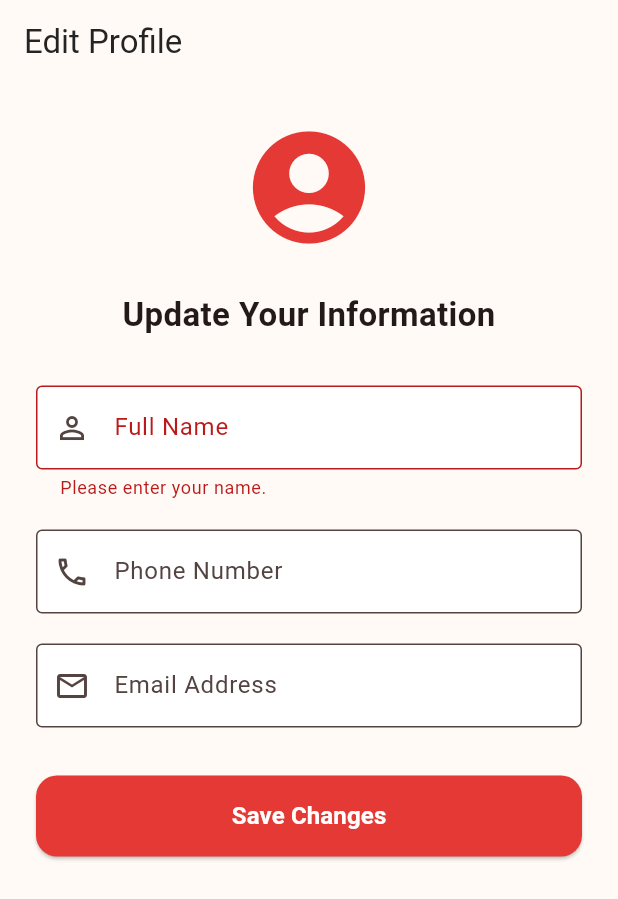
After one commit to AshrafulAlamAkif/PizzaMine-Full-Firebase-, a Flutter app: the EditProfileScreen screen opened by its route, after a tap on "Save Changes", on a phone screen of 412 x 824 dp. The commit adds this screen. Shown: the top 899 px of the screen. Run offline on Flutter 3.47's test engine with Material 3 defaults, Android fonts, the phone set to English and light mode, and no system bars; our stand-ins replace cloud_firestore, device_info_plus, firebase_auth, firebase_core, flutter_riverpod, go_router and 1 more; accounts and stored records are empty.

Commit message:
Customer Profile Update functionality

```diff
--- a/lib/app/router.dart
+++ b/lib/app/router.dart
@@ -4,6 +4,7 @@ import 'package:go_router/go_router.dart';
 import '../features/splash/splash_screen.dart';
 import '../features/auth/auth_screen.dart';
 import '../features/home/home_screen.dart';
+import '../features/customer/edit_profile_screen.dart';
 
 final GoRouter appRouter = GoRouter(
   initialLocation: '/',
@@ -26,5 +27,9 @@ final GoRouter appRouter = GoRouter(
       path: '/home',
       builder: (context, state) => const HomeScreen(),
     ),
+    GoRoute(
+      path: '/edit-profile',
+      builder: (context, state) => const EditProfileScreen(),
+    ),
   ],
 );
--- a/lib/features/customer/customer_provider.dart
+++ b/lib/features/customer/customer_provider.dart
@@ -1,4 +1,5 @@
 // এখানে FutureProvider ব্যবহার করেছি কারণ Customer Profile একবার fetch করলেই আপাতত যথেষ্ট। প্রতিটি screen rebuild-এ নতুন করে database request হবে না।
+
 import 'package:flutter_riverpod/flutter_riverpod.dart';
 
 import '../auth/auth_provider.dart';
@@ -13,19 +14,31 @@ final customerRepositoryProvider =
 
 final customerProfileProvider =
     FutureProvider<Customer?>((ref) async {
+  // Authentication State পর্যবেক্ষণ করা হচ্ছে
   final authState = ref.watch(authStateProvider);
 
-  if (!authState.hasValue) {
+  final user = authState.when(
+    // Authenticated: User Login করা থাকলে User Data পাওয়া যাবে
+    data: (user) => user,
+    // Loading: Authentication State এখনো Check হচ্ছে
+    loading: () => null,
+    // Error: Authentication Check করতে কোনো সমস্যা হলে Error Throw হবে
+    error: (error, stackTrace) => throw error,
+  );
+
+  if (user == null) {
+    // Loading: Authentication এখনো Complete না হলে অপেক্ষা করবে
+    if (authState.isLoading) {
+      await ref.watch(authStateProvider.future);
+    }
+
+    // Unauthenticated: কোনো User Login করা না থাকলে null Return করবে
     return null;
   }
 
-  final user = authState.requireValue;
-
-  if (user == null) {
-    return null;
-  }
-
+  // Authenticated: Login করা User-এর Customer Repository Access করা হচ্ছে
   final repository = ref.watch(customerRepositoryProvider);
 
+  // Firebase UID অনুযায়ী Customer Profile Fetch করা হচ্ছে
   return repository.getCustomer(user.id);
 });
--- a/lib/features/customer/customer_repository.dart
+++ b/lib/features/customer/customer_repository.dart
@@ -5,4 +5,11 @@ abstract class CustomerRepository {
   Future<void> createCustomer(Customer customer);
 
   Future<Customer?> getCustomer(String uid);
+
+  //এখানে updateCustomer() নতুন method।
+  Future<void> updateCustomer({
+    required String uid,
+    required String fullName,
+    required String phoneNumber,
+  });
 }
--- /dev/null
+++ b/lib/features/customer/edit_profile_screen.dart
@@ -0,0 +1,205 @@
+
+import 'package:flutter/material.dart';
+import 'package:flutter_riverpod/flutter_riverpod.dart';
+import 'package:go_router/go_router.dart';
+
+import 'customer_provider.dart';
+import 'customer_model.dart';
+
+class EditProfileScreen extends ConsumerStatefulWidget {
+  const EditProfileScreen({super.key});
+
+  @override
+  ConsumerState<EditProfileScreen> createState() =>
+      _EditProfileScreenState();
+}
+
+class _EditProfileScreenState
+    extends ConsumerState<EditProfileScreen> {
+  final _formKey = GlobalKey<FormState>();
+
+  final _nameController = TextEditingController();
+  final _phoneController = TextEditingController();
+
+  bool _isInitialized = false;
+  bool _isLoading = false;
+
+  @override
+  void dispose() {
+    _nameController.dispose();
+    _phoneController.dispose();
+    super.dispose();
+  }
+
+  Future<void> _saveProfile(Customer customer) async {
+  if (!_formKey.currentState!.validate()) return;
+
+    setState(() => _isLoading = true);
+
+    try {
+      await ref.read(customerRepositoryProvider).updateCustomer(
+        uid: customer.uid,
+        fullName: _nameController.text.trim(),
+        phoneNumber: _phoneController.text.trim(),
+      );
+
+      ref.invalidate(customerProfileProvider);
+
+      if (!mounted) return;
+
+      context.pop(true);
+    } catch (_) {
+      if (!mounted) return;
+
+      ScaffoldMessenger.of(context).showSnackBar(
+        const SnackBar(
+          content: Text(
+            'Unable to update profile. Please try again.',
+          ),
+          backgroundColor: Colors.red,
+        ),
+      );
+    } finally {
+      if (mounted) {
+        setState(() => _isLoading = false);
+      }
+    }
+  }
+
+  @override
+  Widget build(BuildContext context) {
+    final customerState = ref.watch(customerProfileProvider);
+
+    return Scaffold(
+      appBar: AppBar(
+        title: const Text('Edit Profile'),
+      ),
+      body: customerState.when(
+        loading: () => const Center(
+          child: CircularProgressIndicator(),
+        ),
+        error: (error, stackTrace) => Center(
+          child: ElevatedButton(
+            onPressed: () {
+              ref.invalidate(customerProfileProvider);
+            },
+            child: const Text('Retry'),
+          ),
+        ),
+        data: (customer) {
+          if (customer == null) {
+            return const Center(
+              child: Text('Customer profile not found.'),
+            );
+          }
+
+          if (!_isInitialized) {
+            _nameController.text = customer.fullName;
+            _phoneController.text = customer.phoneNumber ?? '';
+            _isInitialized = true;
+          }
+
+          return SingleChildScrollView(
+            padding: const EdgeInsets.all(24),
+            child: Form(
+              key: _formKey,
+              child: Column(
+                crossAxisAlignment: CrossAxisAlignment.stretch,
+                children: [
+                  const Icon(
+                    Icons.account_circle,
+                    size: 90,
+                    color: Color(0xFFE53935),
+                  ),
+
+                  const SizedBox(height: 24),
+
+                  const Text(
+                    'Update Your Information',
+                    textAlign: TextAlign.center,
+                    style: TextStyle(
+                      fontSize: 22,
+                      fontWeight: FontWeight.bold,
+                    ),
+                  ),
+
+                  const SizedBox(height: 32),
+
+                  TextFormField(
+                    controller: _nameController,
+                    textCapitalization:
+                        TextCapitalization.words,
+                    decoration: const InputDecoration(
+                      labelText: 'Full Name',
+                      prefixIcon: Icon(Icons.person_outline),
+                      border: OutlineInputBorder(),
+                    ),
+                    validator: (value) {
+                      if (value == null ||
+                          value.trim().isEmpty) {
+                        return 'Please enter your name.';
+                      }
+
+                      return null;
+                    },
+                  ),
+
+                  const SizedBox(height: 20),
+
+                  TextFormField(
+                    controller: _phoneController,
+                    keyboardType: TextInputType.phone,
+                    decoration: const InputDecoration(
+                      labelText: 'Phone Number',
+                      prefixIcon: Icon(Icons.phone_outlined),
+                      border: OutlineInputBorder(),
+                    ),
+                  ),
+
+                  const SizedBox(height: 20),
+
+                  TextFormField(
+                    initialValue: customer.email,
+                    readOnly: true,
+                    decoration: const InputDecoration(
+                      labelText: 'Email Address',
+                      prefixIcon: Icon(Icons.email_outlined),
+                      border: OutlineInputBorder(),
+                    ),
+                  ),
+
+                  const SizedBox(height: 32),
+
+                  SizedBox(
+                    height: 54,
+                    child: ElevatedButton(
+                      onPressed: _isLoading
+                          ? null
+                          : () => _saveProfile(customer),
+                      child: _isLoading
+                          ? const SizedBox(
+                              height: 22,
+                              width: 22,
+                              child: CircularProgressIndicator(
+                                strokeWidth: 2,
+                                color: Colors.white,
+                              ),
+                            )
+                          : const Text(
+                              'Save Changes',
+                              style: TextStyle(
+                                fontWeight: FontWeight.bold,
+                                fontSize: 16,
+                              ),
+                            ),
+                    ),
+                  ),
+                ],
+              ),
+            ),
+          );
+        },
+      ),
+    );
+  }
+}
--- a/lib/features/customer/firebase_customer_repository.dart
+++ b/lib/features/customer/firebase_customer_repository.dart
@@ -28,10 +28,21 @@ class FirebaseCustomerRepository
   Future<Customer?> getCustomer(String uid) async {
     final snapshot = await _customers.doc(uid).get();
 
-    if (!snapshot.exists) {
-      return null;
-    }
+    if (!snapshot.exists) return null;
 
     return Customer.fromMap(snapshot.data()!);
   }
+
+  @override
+  Future<void> updateCustomer({
+    required String uid,
+    required String fullName,
+    required String phoneNumber,
+  }) async {
+    await _customers.doc(uid).update({
+      'fullName': fullName.trim(),
+      'phoneNumber': phoneNumber.trim(),
+      'updatedAt': FieldValue.serverTimestamp(),
+    });
+  }
 }
--- a/lib/features/home/home_screen.dart
+++ b/lib/features/home/home_screen.dart
@@ -24,6 +24,23 @@ class HomeScreen extends ConsumerWidget {
           ),
         ),
         actions: [
+          IconButton(
+            tooltip: 'Edit Profile',
+            onPressed: () async {
+              final updated = await context.push<bool>(
+                '/edit-profile',
+              );
+
+              if (updated == true && context.mounted) {
+                ScaffoldMessenger.of(context).showSnackBar(
+                  const SnackBar(
+                    content: Text('Profile updated successfully!'),
+                  ),
+                );
+              }
+            },
+            icon: const Icon(Icons.edit_outlined),
+          ),
           IconButton(
             tooltip: 'Logout',
             onPressed: () async {
```
